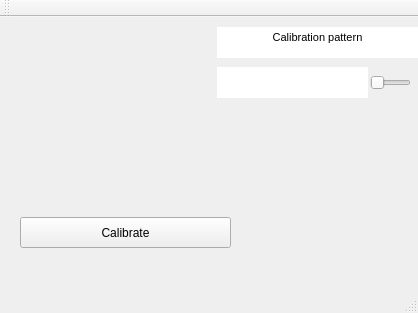
First picture: the form in 99_TEMP/Julian/Testprogramme/CamCalibV01/mainwindow.ui, repository BBRUSS/VPJW17G5, before the edit.
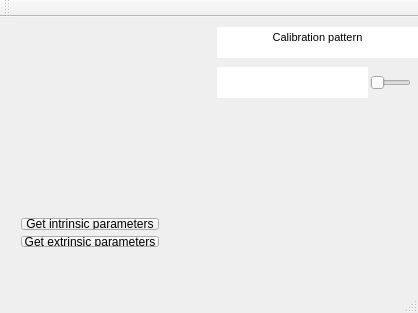
Second picture: the form after the edit.

Diff of the .ui file:
```diff
--- a/99_TEMP/Julian/Testprogramme/CamCalibV01/mainwindow.ui
+++ b/99_TEMP/Julian/Testprogramme/CamCalibV01/mainwindow.ui
@@ -14,19 +14,6 @@
    <string>MainWindow</string>
   </property>
   <widget class="QWidget" name="centralWidget">
-   <widget class="QPushButton" name="pushButtonCalib">
-    <property name="geometry">
-     <rect>
-      <x>20</x>
-      <y>200</y>
-      <width>211</width>
-      <height>31</height>
-     </rect>
-    </property>
-    <property name="text">
-     <string>Calibrate</string>
-    </property>
-   </widget>
    <widget class="QTextEdit" name="textEditCalibPattern">
     <property name="geometry">
      <rect>
@@ -83,6 +70,32 @@
      <enum>Qt::Horizontal</enum>
     </property>
    </widget>
+   <widget class="QWidget" name="verticalLayoutWidget">
+    <property name="geometry">
+     <rect>
+      <x>10</x>
+      <y>190</y>
+      <width>160</width>
+      <height>51</height>
+     </rect>
+    </property>
+    <layout class="QVBoxLayout" name="verticalLayout">
+     <item>
+      <widget class="QPushButton" name="pushButtonCalibIntrinsics">
+       <property name="text">
+        <string>Get intrinsic parameters</string>
+       </property>
+      </widget>
+     </item>
+     <item>
+      <widget class="QPushButton" name="pushButtonCalibExtrinsics">
+       <property name="text">
+        <string>Get extrinsic parameters</string>
+       </property>
+      </widget>
+     </item>
+    </layout>
+   </widget>
   </widget>
   <widget class="QMenuBar" name="menuBar">
    <property name="geometry">
```
Left out of the diff: 2 changed lines with no effect on the pictures.
